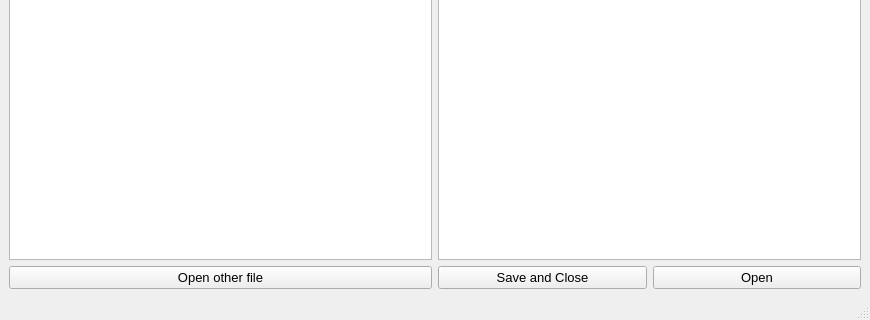
Qt form RFIDLC_PC/PyClient/MainForm.ui (MrEngineerSerega/RFIDCL) before a commit; both pictures show x 0 to 870 and y 274 to 594 of the 870 by 594 pixel window.
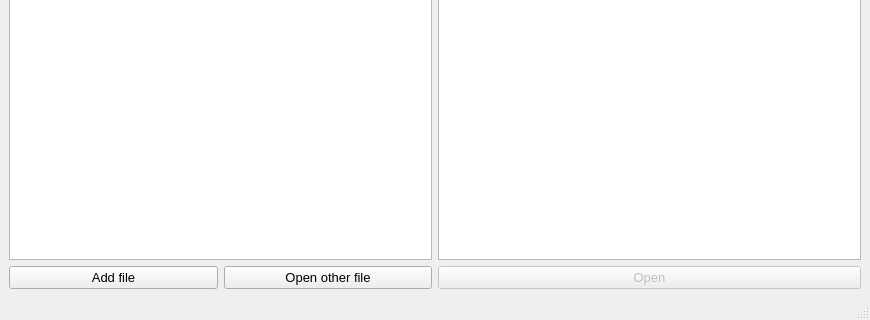
The same form after that commit.

What changed in the file:
```diff
--- a/RFIDLC_PC/PyClient/MainForm.ui
+++ b/RFIDLC_PC/PyClient/MainForm.ui
@@ -33,6 +33,15 @@
        <widget class="QListWidget" name="recent_list"/>
       </item>
       <item>
+       <layout class="QHBoxLayout" name="horizontalLayout_3">
+        <item>
+         <widget class="QPushButton" name="add_file_btn">
+          <property name="text">
+           <string>Add file</string>
+          </property>
+         </widget>
+        </item>
+        <item>
        <widget class="QPushButton" name="open_enc_file_btn">
         <property name="text">
          <string>Open other file</string>
@@ -41,6 +50,8 @@
       </item>
      </layout>
     </item>
+     </layout>
+    </item>
     <item>
      <layout class="QVBoxLayout" name="verticalLayout_2">
       <item>
@@ -55,15 +66,11 @@
       </item>
       <item>
        <layout class="QHBoxLayout" name="horizontalLayout">
-        <item>
-         <widget class="QPushButton" name="save_btn">
-          <property name="text">
-           <string>Save and Close</string>
-          </property>
-         </widget>
-        </item>
         <item>
          <widget class="QPushButton" name="open_btn">
+          <property name="enabled">
+           <bool>false</bool>
+          </property>
           <property name="text">
            <string>Open</string>
           </property>
```
Lines whose indentation alone changed are shown as unchanged.
